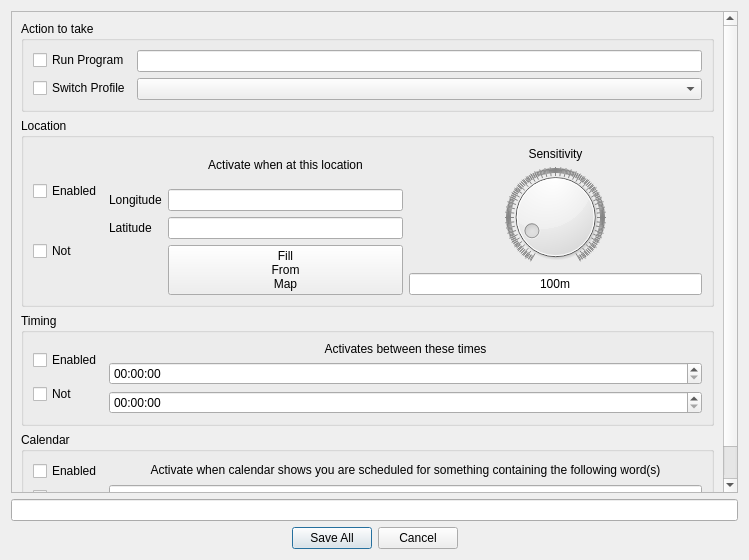
First picture: the form in rule1.ui, repository CreamyG31337/proximus, before the edit.
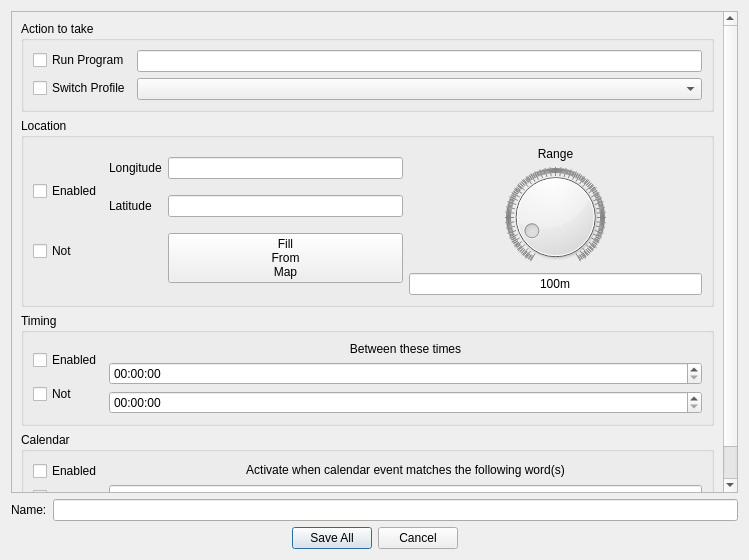
Second picture: the form after the edit.

Commit message:
removed some text so portrait layout works better
started properly implementing ability to save rules by publish to gconf

```diff
--- a/rule1.ui
+++ b/rule1.ui
@@ -25,7 +25,7 @@
         <x>0</x>
         <y>0</y>
         <width>729</width>
-        <height>485</height>
+        <height>483</height>
        </rect>
       </property>
       <layout class="QVBoxLayout" name="verticalLayout_12">
@@ -101,27 +101,27 @@
               </item>
               <item>
                <layout class="QGridLayout" name="gridLayout">
-                <item row="1" column="0">
+                <item row="0" column="0">
                  <widget class="QLabel" name="label_2">
                   <property name="text">
                    <string>Longitude</string>
                   </property>
                  </widget>
                 </item>
-                <item row="1" column="1">
+                <item row="0" column="1">
                  <widget class="QLineEdit" name="txtLocLongitude"/>
                 </item>
-                <item row="2" column="0">
+                <item row="1" column="0">
                  <widget class="QLabel" name="label_3">
                   <property name="text">
                    <string>Latitude</string>
                   </property>
                  </widget>
                 </item>
-                <item row="2" column="1">
+                <item row="1" column="1">
                  <widget class="QLineEdit" name="txtLocLatitude"/>
                 </item>
-                <item row="3" column="1">
+                <item row="2" column="1">
                  <widget class="QPushButton" name="btn_loc_fill_map">
                   <property name="sizePolicy">
                    <sizepolicy hsizetype="MinimumExpanding" vsizetype="Fixed">
@@ -136,30 +136,14 @@
                   </property>
                  </widget>
                 </item>
-                <item row="0" column="1">
-                 <widget class="QLabel" name="label_6">
-                  <property name="text">
-                   <string>Activate when at this location</string>
-                  </property>
-                  <property name="alignment">
-                   <set>Qt::AlignCenter</set>
-                  </property>
-                 </widget>
-                </item>
                </layout>
               </item>
               <item>
                <layout class="QVBoxLayout" name="verticalLayout_2">
                 <item>
                  <widget class="QLabel" name="label">
-                  <property name="sizePolicy">
-                   <sizepolicy hsizetype="MinimumExpanding" vsizetype="Preferred">
-                    <horstretch>0</horstretch>
-                    <verstretch>0</verstretch>
-                   </sizepolicy>
-                  </property>
                   <property name="text">
-                   <string>Sensitivity</string>
+                   <string>Range</string>
                   </property>
                   <property name="alignment">
                    <set>Qt::AlignCenter</set>
@@ -263,7 +247,7 @@
                    </sizepolicy>
                   </property>
                   <property name="text">
-                   <string>Activates between these times</string>
+                   <string>Between these times</string>
                   </property>
                   <property name="alignment">
                    <set>Qt::AlignCenter</set>
@@ -334,7 +318,7 @@
               <item>
                <widget class="QLabel" name="label_5">
                 <property name="text">
-                 <string>Activate when calendar shows you are scheduled for something containing the following word(s)</string>
+                 <string>Activate when calendar event matches the following word(s)</string>
                 </property>
                 <property name="alignment">
                  <set>Qt::AlignCenter</set>
@@ -359,7 +343,22 @@
     </widget>
    </item>
    <item>
-    <widget class="QLineEdit" name="txtRuleName"/>
+    <layout class="QFormLayout" name="formLayout_2">
+     <item row="0" column="0">
+      <widget class="QLabel" name="label_7">
+       <property name="text">
+        <string>Name:</string>
+       </property>
+      </widget>
+     </item>
+     <item row="0" column="1">
+      <widget class="QLineEdit" name="txtRuleName">
+       <property name="maxLength">
+        <number>20</number>
+       </property>
+      </widget>
+     </item>
+    </layout>
    </item>
    <item>
     <widget class="QDialogButtonBox" name="buttonBox_ruleSaveCancel">
```
Left out of the diff: 4 changed lines with no effect on the pictures. The commit also changes 2 other files.
